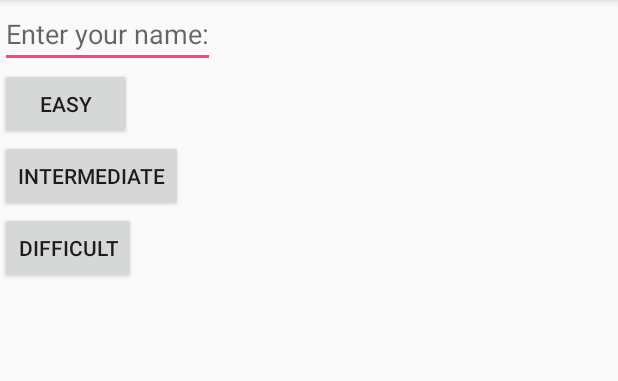
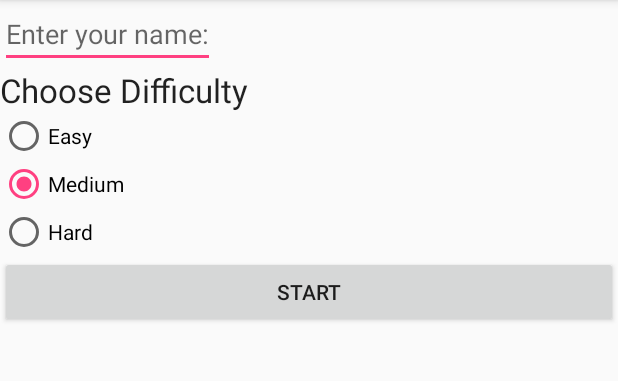
Before and after one commit to Anshu-Bhardwaj/MineSweeper, an Android app: the screen it shows after launch (HomeActivity), on a phone screen of 412 x 824 dp, the part 84-465 px from its top. Run offline under Robolectric (Android 15) with nearby library versions, the phone set to English and light mode, and no system bars.

Commit message:
Second commit

```diff
--- a/app/src/main/java/com/example/hp/minesweeper/HomeActivity.java
+++ b/app/src/main/java/com/example/hp/minesweeper/HomeActivity.java
@@ -1,20 +1,33 @@
 package com.example.hp.minesweeper;
 
 import android.content.Intent;
+import android.content.SharedPreferences;
 import android.support.v7.app.AppCompatActivity;
 import android.os.Bundle;
+import android.util.Log;
 import android.view.View;
+import android.widget.Button;
 import android.widget.EditText;
+import android.widget.RadioGroup;
+import android.widget.TextView;
 
 public class HomeActivity extends AppCompatActivity {
 
     EditText editText;
+    RadioGroup radioGroup;
+
+
+    public static final int EASY = 0;
+    public static final int INTERMEDIATE= 1;
+    public static final int HARD= 2;
+
 
     @Override
     protected void onCreate(Bundle savedInstanceState) {
         super.onCreate(savedInstanceState);
         setContentView(R.layout.activity_home);
 
+        radioGroup = (RadioGroup)findViewById(R.id.radioGroup);
         editText=findViewById(R.id.nameEditText);
     }
 
@@ -22,6 +35,27 @@ public class HomeActivity extends AppCompatActivity {
         String name= editText.getText().toString();
         Intent intent= new Intent(this,MainActivity.class);
         intent.putExtra("Player_Name",name);
+
+        int id = radioGroup.getCheckedRadioButtonId();
+        int difficulty = INTERMEDIATE;
+        switch (id){
+            case R.id.easy:
+                difficulty = EASY;
+                break;
+            case R.id.hard:
+                difficulty = HARD;
+                break;
+            case R.id.medium:
+                difficulty = INTERMEDIATE;
+                break;
+        }
+
+
+        intent.putExtra("difficulty",difficulty);
+
+        Log.i("HomeActivity","difficulty   :  "+difficulty);
+
         startActivity(intent);
     }
+
 }
--- a/app/src/main/res/layout/activity_home.xml
+++ b/app/src/main/res/layout/activity_home.xml
@@ -1,39 +1,59 @@
 <?xml version="1.0" encoding="utf-8"?>
-<RelativeLayout xmlns:android="http://schemas.android.com/apk/res/android"
+<LinearLayout xmlns:android="http://schemas.android.com/apk/res/android"
     xmlns:app="http://schemas.android.com/apk/res-auto"
     xmlns:tools="http://schemas.android.com/tools"
     android:layout_width="match_parent"
     android:layout_height="match_parent"
+    android:orientation="vertical"
     tools:context=".HomeActivity">
 
     <EditText
         android:id="@+id/nameEditText"
         android:layout_width="wrap_content"
         android:layout_height="wrap_content"
+        android:textSize="18dp"
         android:hint="Enter your name:"/>
 
-    <Button
-        android:id="@+id/size7"
-        android:onClick="StartMainActivity"
+
+
+    <TextView
+        android:textAppearance="@style/Base.TextAppearance.AppCompat.Large"
+        android:text="Choose Difficulty"
         android:layout_width="wrap_content"
         android:layout_height="wrap_content"
-        android:layout_below="@id/nameEditText"
-        android:text="Easy"/>
+        android:id="@+id/textView2" />
+
+    <RadioGroup
+        android:id="@+id/radioGroup"
+        android:layout_width="wrap_content"
+        android:layout_height="wrap_content">
+
+        <RadioButton
+            android:id="@+id/easy"
+            android:text="Easy"
+            android:layout_width="wrap_content"
+            android:layout_height="wrap_content" />
+        <RadioButton
+            android:id="@+id/medium"
+            android:text="Medium"
+            android:checked="true"
+            android:layout_width="wrap_content"
+            android:layout_height="wrap_content" />
+        <RadioButton
+            android:id="@+id/hard"
+            android:text="Hard"
+            android:layout_width="wrap_content"
+            android:layout_height="wrap_content" />
+    </RadioGroup>
 
     <Button
-        android:id="@+id/size10"
         android:onClick="StartMainActivity"
-        android:layout_width="wrap_content"
+        android:text="START"
+        android:layout_width="match_parent"
         android:layout_height="wrap_content"
-        android:layout_below="@id/size7"
-        android:text="Intermediate"/>
+        android:id="@+id/button" />
 
-    <Button
-        android:id="@+id/size20"
-        android:onClick="StartMainActivity"
-        android:layout_width="wrap_content"
-        android:layout_height="wrap_content"
-        android:text="Difficult"
-        android:layout_below="@id/size10"/>
 
-</RelativeLayout>
+
+
+</LinearLayout>
--- a/app/src/main/res/values/styles.xml
+++ b/app/src/main/res/values/styles.xml
@@ -1,7 +1,7 @@
 <resources>
 
     <!-- Base application theme. -->
-    <style name="AppTheme" parent="Theme.AppCompat.Light.DarkActionBar">
+    <style name="AppTheme" parent="Base.Theme.AppCompat.Light.DarkActionBar">
         <!-- Customize your theme here. -->
         <item name="colorPrimary">@color/colorPrimary</item>
         <item name="colorPrimaryDark">@color/colorPrimaryDark</item>
```
Also changed, not shown: app/src/main/java/com/example/hp/minesweeper/MainActivity.java (+23 -8 lines), app/src/main/res/layout/activity_main.xml (+28 -5 lines).
